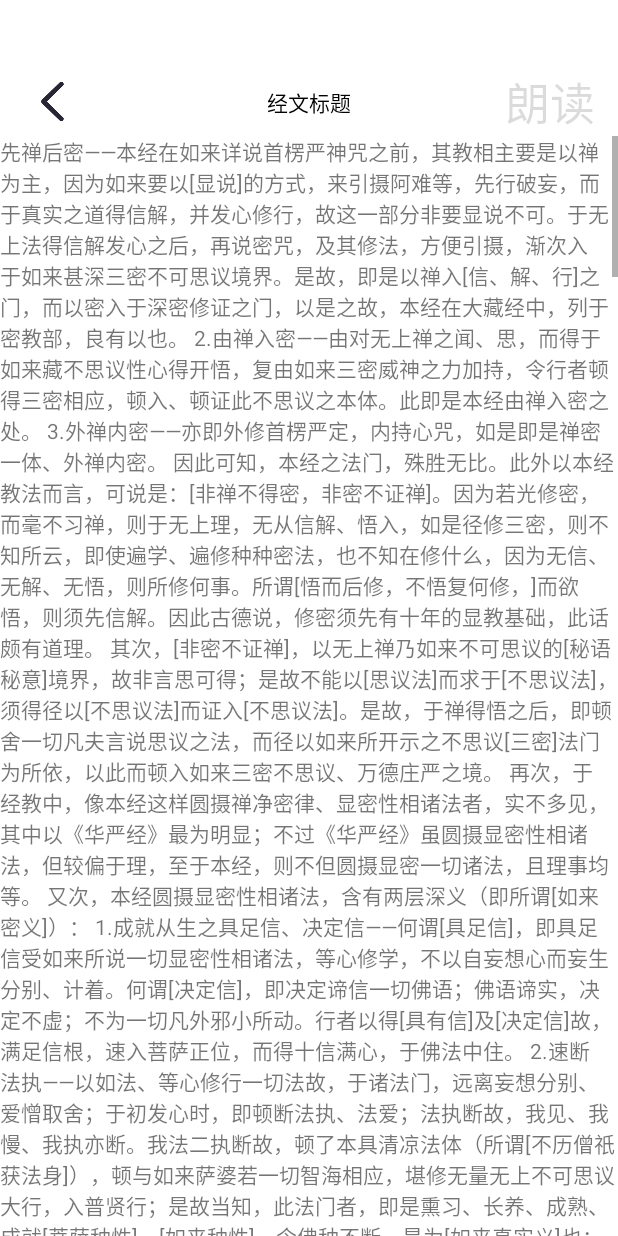
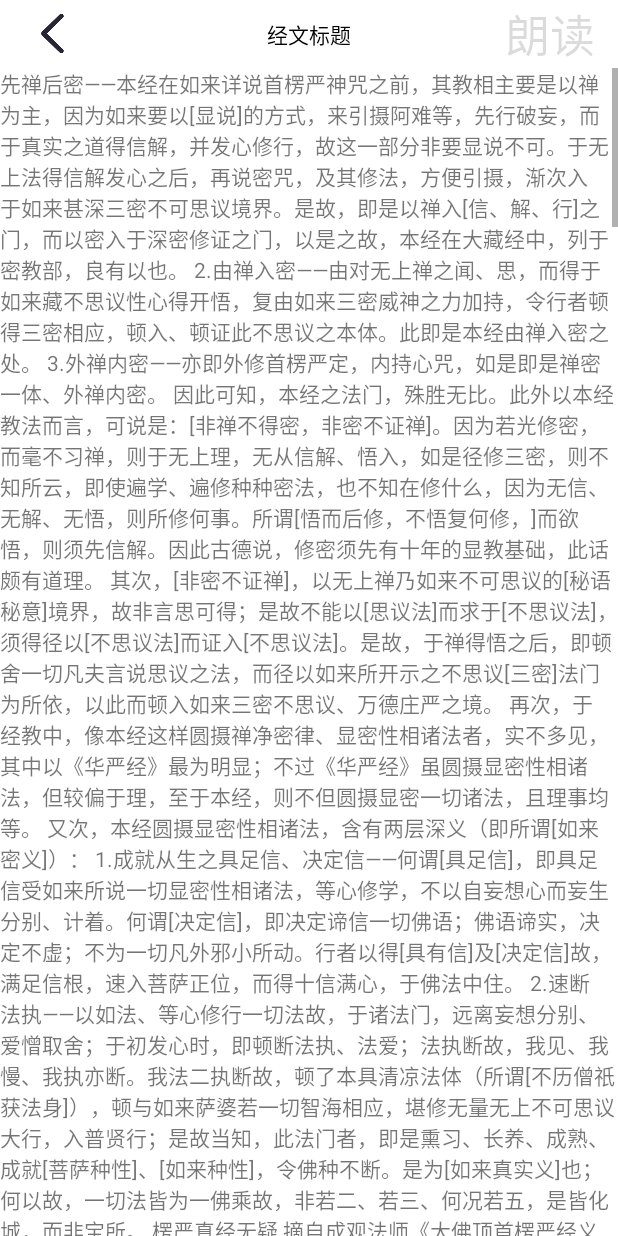
Before and after one commit to androidwangguohui/Buddha, an Android app built with Jetpack Compose: the ScriptureDetailsActivity screen opened directly, with no data from a screen before it, on a phone screen of 412 x 824 dp. Run offline under Robolectric (Android 15) with nearby library versions, the phone set to English and light mode, and no system bars.

Commit message:
1.添加获取当前页面所显示的文本 2.状态栏处理

```diff
--- a/app/src/main/java/com/example/buddha/activity/BaseActivity.kt
+++ b/app/src/main/java/com/example/buddha/activity/BaseActivity.kt
@@ -2,8 +2,11 @@ package com.example.buddha.activity
 
 import android.content.Intent
 import android.os.Bundle
+import android.view.View
+import android.view.WindowManager
 import androidx.activity.enableEdgeToEdge
 import androidx.appcompat.app.AppCompatActivity
+import androidx.compose.ui.graphics.Color
 
 
 open class BaseActivity: AppCompatActivity() {
@@ -11,14 +14,24 @@ open class BaseActivity: AppCompatActivity() {
     override fun onCreate(savedInstanceState: Bundle?) {
         super.onCreate(savedInstanceState)
         //隐藏状态栏
-        enableEdgeToEdge()
-//        // 检查版本是否大于等于 Android 5.0 (API 21)
-//        val window = getWindow()
-//        window.addFlags(WindowManager.LayoutParams.FLAG_DRAWS_SYSTEM_BAR_BACKGROUNDS)
-//        window.statusBarColor = Color.TRANSPARENT
+//        hideStatusBar()
+//        enableEdgeToEdge()
+    }
+    // 隐藏状态栏（保留底部导航栏）
+    private fun hideStatusBar() {
+        // 获取当前窗口的装饰视图
+        val decorView = window.decorView
+
+        // 设置系统UI可见性标志
+        decorView.systemUiVisibility = View.SYSTEM_UI_FLAG_FULLSCREEN // 核心：隐藏状态栏
 
     }
 
+    // 恢复状态栏显示
+    private fun showStatusBar() {
+        val decorView = window.decorView
+        decorView.systemUiVisibility = View.SYSTEM_UI_FLAG_VISIBLE // 恢复默认显示
+    }
     open fun startActivity(mAppCompatActivity:Class<*>){
         var intent = Intent(this,mAppCompatActivity)
         startActivity(intent)
--- a/app/src/main/java/com/example/buddha/activity/ScriptureDetailsActivity.kt
+++ b/app/src/main/java/com/example/buddha/activity/ScriptureDetailsActivity.kt
@@ -8,6 +8,7 @@ import android.speech.tts.UtteranceProgressListener
 import com.example.buddha.databinding.ActivityScriptureDetailBinding
 import com.example.buddha.util.Constant
 import com.example.buddha.util.SharedPreferencesHelper
+import com.example.buddha.util.TextUtil
 import com.example.buddha.util.ToastUtil
 import java.util.Locale
 
@@ -124,7 +125,7 @@ class ScriptureDetailsActivity: BaseActivity(), TextToSpeech.OnInitListener {
                     params.putString(TextToSpeech.Engine.KEY_PARAM_UTTERANCE_ID, "uniqueId")
                     tts.speak(ttsText.drop(readSize.toInt()), TextToSpeech.QUEUE_FLUSH, params, "uniqueId")
                 }else{
-                        ToastUtil.showShort(this,"已朗读完成")
+                        ToastUtil.showShort(this,"朗读失败请稍后重试，请稍后重试")
                 }
             }else{
                 // 第一次开始朗读
@@ -215,6 +216,10 @@ class ScriptureDetailsActivity: BaseActivity(), TextToSpeech.OnInitListener {
 
     override fun onResume() {
         mActivityScriptureDetailBinding.readTextview.text = "朗读"
+        //获取当前显示的文字
+        mActivityScriptureDetailBinding.scriptureTextView.post {
+            ttsText = TextUtil.getWindowText(mActivityScriptureDetailBinding.scriptureTextView,mActivityScriptureDetailBinding.scriptureScrollView)
+        }
         super.onResume()
     }
 
--- /dev/null
+++ b/app/src/main/java/com/example/buddha/util/TextUtil.kt
@@ -0,0 +1,40 @@
+package com.example.buddha.util
+
+import android.widget.ScrollView
+import android.widget.TextView
+
+object  TextUtil {
+
+     fun getWindowText(textView: TextView,scrollView:ScrollView):String{
+         val start = textView.layout.getLineStart(getFirstLineIndex(textView,scrollView))
+         val end = textView.layout.getLineEnd(getLastLineIndex(textView,scrollView))
+         return textView.text.toString().substring(start, end)
+     }
+
+    private fun getLastLineIndex(
+        textView: TextView,
+        scrollView: ScrollView
+    ): Int {
+        var height = scrollView .height
+        var scrollY = scrollView .scrollY
+        var layout = textView.layout
+        if (layout != null) {
+            return layout.getLineForVertical(scrollY + height);
+        }
+        return -1;
+    }
+
+    private fun getFirstLineIndex(
+        textView: TextView,
+        scrollView: ScrollView
+    ): Int {
+        var scrollY = scrollView.scrollY
+        var layout = textView .layout
+        if (layout != null) {
+            return layout.getLineForVertical(scrollY);
+        }
+        return -1;
+    }
+
+
+}
--- a/app/src/main/res/layout/activity_main.xml
+++ b/app/src/main/res/layout/activity_main.xml
@@ -1,7 +1,6 @@
 <?xml version="1.0" encoding="utf-8"?>
 <LinearLayout xmlns:android="http://schemas.android.com/apk/res/android"
     xmlns:app="http://schemas.android.com/apk/res-auto"
-    android:layout_marginTop="@dimen/main_margin_top"
     android:layout_width="match_parent"
     android:layout_height="match_parent"
     android:orientation="vertical">
@@ -18,7 +17,6 @@
         android:layout_height="@dimen/main_table"
         app:tabIndicatorGravity="top"
         app:tabTextColor="@color/black"
-        android:layout_marginBottom="50dp"
         app:tabSelectedTextColor="@color/purple_700"
         app:tabIndicatorColor="@color/purple_700"/>
 </LinearLayout>
--- a/app/src/main/res/layout/activity_main_scripture.xml
+++ b/app/src/main/res/layout/activity_main_scripture.xml
@@ -1,10 +1,10 @@
 <?xml version="1.0" encoding="utf-8"?>
 <LinearLayout xmlns:android="http://schemas.android.com/apk/res/android"
     android:orientation="vertical"
-    android:layout_marginTop="@dimen/main_margin_top"
     android:layout_width="match_parent"
     android:layout_height="match_parent">
 <androidx.recyclerview.widget.RecyclerView
+    android:layout_marginTop="@dimen/main_margin_top"
     android:padding="8dp"
     android:id="@+id/scriptureRecyclerView"
     android:layout_width="match_parent"
--- a/app/src/main/res/layout/activity_scripture_detail.xml
+++ b/app/src/main/res/layout/activity_scripture_detail.xml
@@ -5,7 +5,6 @@
     android:layout_width="match_parent"
     android:layout_height="match_parent">
     <RelativeLayout
-        android:layout_marginTop="@dimen/main_margin_top"
         android:layout_width="match_parent"
         android:layout_height="wrap_content">
         <ImageView
--- a/app/src/main/res/values/colors.xml
+++ b/app/src/main/res/values/colors.xml
@@ -7,4 +7,8 @@
     <color name="teal_700">#FF018786</color>
     <color name="black">#FF000000</color>
     <color name="white">#FFFFFFFF</color>
+    <!-- 50% 透明黑色 -->
+    <color name="transparent_black">#4D000000</color>
+    <!-- 30% 透明白色 -->
+    <color name="transparent_white">#4DFFFFFF</color>
 </resources>
--- a/app/src/main/res/values/themes.xml
+++ b/app/src/main/res/values/themes.xml
@@ -2,4 +2,16 @@
 <resources>
 
     <style name="Theme.Buddha" parent="Theme.MaterialComponents.Light.NoActionBar" />
+
+    <style name="AppTheme.ImmersiveStatusBar" parent="Theme.AppCompat.Light.NoActionBar">
+        <!-- 隐藏ActionBar（如果不需要） -->
+        <item name="windowActionBar">false</item>
+        <item name="windowNoTitle">true</item>
+
+        <!-- 关键：状态栏透明 -->
+        <item name="android:statusBarColor">@color/transparent_black</item>
+
+        <!-- 允许窗口内容延伸到状态栏区域 -->
+        <item name="android:windowDrawsSystemBarBackgrounds">true</item>
+    </style>
 </resources>
```
Also changed, not shown: app/src/main/AndroidManifest.xml (+2 -5 lines).
